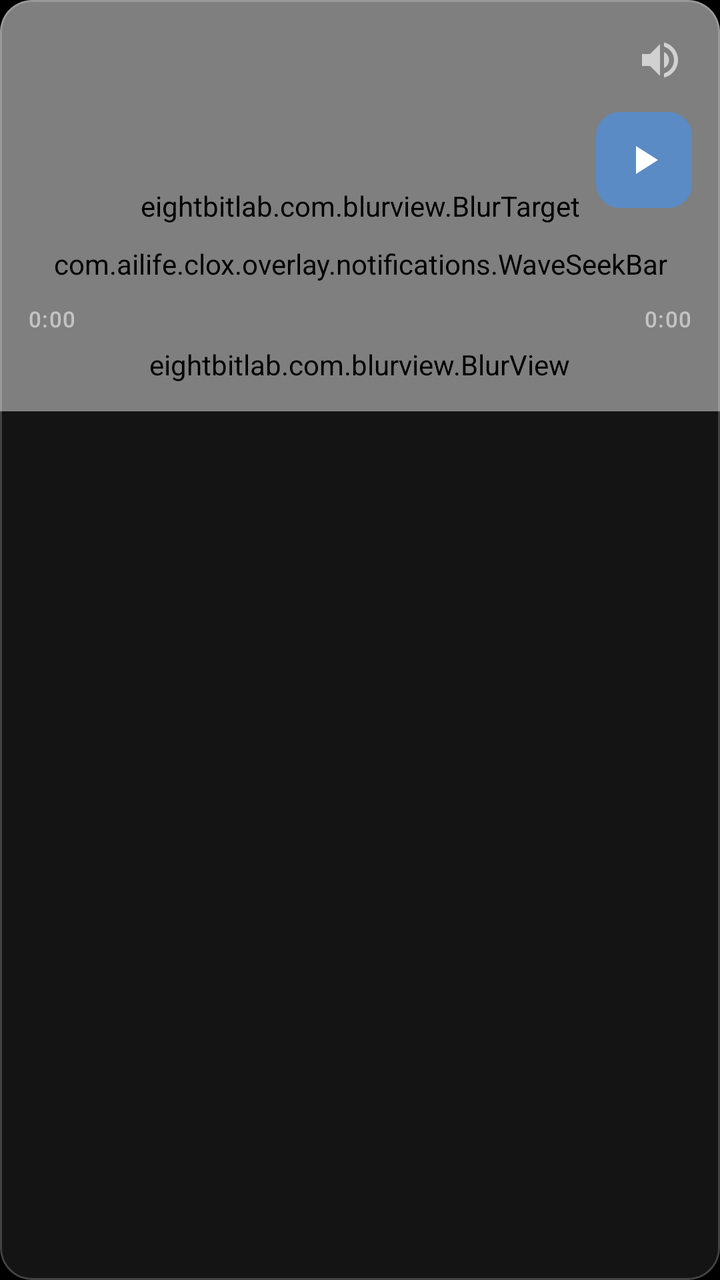
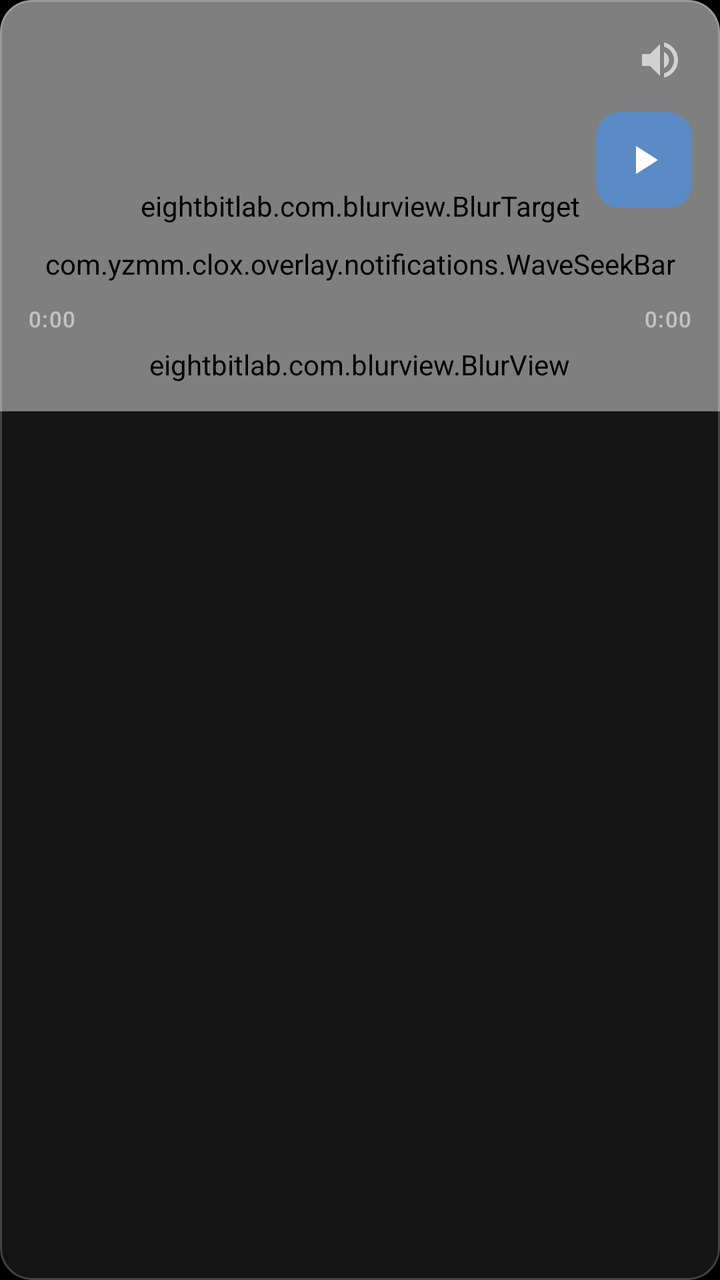

Before-and-after screenshots of an Android layout around one commit, followed by the original layout XML and the change that was made.
<!-- AndroidManifest.xml: application theme Theme.CloX -->
<!-- res/layout/item_media_player.xml -->
<?xml version="1.0" encoding="utf-8"?>
<com.google.android.material.card.MaterialCardView
    xmlns:android="http://schemas.android.com/apk/res/android"
    xmlns:app="http://schemas.android.com/apk/res-auto"
    xmlns:tools="http://schemas.android.com/tools"
    android:layout_width="match_parent"
    android:layout_height="wrap_content"
    android:layout_marginHorizontal="8dp"
    android:layout_marginVertical="4dp"
    app:cardCornerRadius="16dp"
    app:cardBackgroundColor="#CC1A1A1A"
    app:cardElevation="0dp"
    app:strokeColor="#33FFFFFF"
    app:strokeWidth="1dp">

    
    <androidx.constraintlayout.widget.ConstraintLayout
        android:layout_width="match_parent"
        android:layout_height="wrap_content">

        
        <eightbitlab.com.blurview.BlurTarget
            android:id="@+id/mediaBlurTarget"
            android:layout_width="0dp"
            android:layout_height="0dp"
            app:layout_constraintTop_toTopOf="parent"
            app:layout_constraintBottom_toBottomOf="parent"
            app:layout_constraintStart_toStartOf="parent"
            app:layout_constraintEnd_toEndOf="parent">

            
            <ImageView
                android:id="@+id/albumArt"
                android:layout_width="match_parent"
                android:layout_height="match_parent"
                android:scaleType="centerCrop" />

            
            <View
                android:layout_width="match_parent"
                android:layout_height="match_parent"
                android:background="@color/overlay_scrim" />

        </eightbitlab.com.blurview.BlurTarget>

        
        <LinearLayout
            android:id="@+id/mediaContent"
            android:layout_width="0dp"
            android:layout_height="wrap_content"
            android:orientation="vertical"
            android:padding="14dp"
            app:layout_constraintTop_toTopOf="parent"
            app:layout_constraintStart_toStartOf="parent"
            app:layout_constraintEnd_toEndOf="parent"
            app:layout_constraintBottom_toBottomOf="parent">

            
            <LinearLayout
                android:layout_width="match_parent"
                android:layout_height="wrap_content"
                android:orientation="horizontal"
                android:gravity="center_vertical"
                android:layout_marginBottom="10dp">

                <ImageView
                    android:id="@+id/mediaAppIcon"
                    android:layout_width="20dp"
                    android:layout_height="20dp" />

                <TextView
                    android:id="@+id/mediaAppName"
                    android:layout_width="0dp"
                    android:layout_height="wrap_content"
                    android:layout_weight="1"
                    android:layout_marginStart="6dp"
                    android:textAppearance="?attr/textAppearanceLabelSmall"
                    android:textColor="@color/on_dark_secondary"
                    android:maxLines="1"
                    android:ellipsize="end" />

                <ImageButton
                    android:id="@+id/btnVolume"
                    android:layout_width="32dp"
                    android:layout_height="32dp"
                    android:src="@drawable/ic_volume"
                    android:background="?attr/selectableItemBackgroundBorderless"
                    android:padding="4dp"
                    android:tint="@color/on_dark_medium" />

            </LinearLayout>

            
            <LinearLayout
                android:layout_width="match_parent"
                android:layout_height="wrap_content"
                android:orientation="horizontal"
                android:gravity="center_vertical">

                <LinearLayout
                    android:layout_width="0dp"
                    android:layout_height="wrap_content"
                    android:layout_weight="1"
                    android:orientation="vertical"
                    android:layout_marginEnd="12dp">

                    <TextView
                        android:id="@+id/trackTitle"
                        android:layout_width="match_parent"
                        android:layout_height="wrap_content"
                        android:textAppearance="?attr/textAppearanceTitleSmall"
                        android:textColor="@color/on_dark_primary"
                        android:maxLines="1"
                        android:ellipsize="end" />

                    <TextView
                        android:id="@+id/artistName"
                        android:layout_width="match_parent"
                        android:layout_height="wrap_content"
                        android:textAppearance="?attr/textAppearanceBodySmall"
                        android:textColor="@color/on_dark_secondary"
                        android:maxLines="1"
                        android:ellipsize="end" />

                </LinearLayout>

                <com.google.android.material.button.MaterialButton
                    android:id="@+id/btnPlayPause"
                    android:layout_width="48dp"
                    android:layout_height="48dp"
                    android:padding="0dp"
                    android:insetTop="0dp"
                    android:insetBottom="0dp"
                    app:icon="@drawable/ic_play"
                    app:iconSize="24dp"
                    app:iconGravity="textStart"
                    app:iconPadding="0dp"
                    style="@style/Widget.Material3.Button.Icon"
                    app:shapeAppearance="@style/ShapeAppearance.PlayPause" />

            </LinearLayout>

            
            <com.ailife.clox.overlay.notifications.WaveSeekBar
                android:id="@+id/mediaProgress"
                android:layout_width="match_parent"
                android:layout_height="40dp"
                android:layout_marginTop="8dp" />

            
            <LinearLayout
                android:layout_width="match_parent"
                android:layout_height="wrap_content">

                <TextView
                    android:id="@+id/timeElapsed"
                    android:layout_width="0dp"
                    android:layout_height="wrap_content"
                    android:layout_weight="1"
                    android:textAppearance="?attr/textAppearanceLabelSmall"
                    android:textColor="@color/on_dark_muted"
                    android:text="0:00" />

                <TextView
                    android:id="@+id/timeTotal"
                    android:layout_width="wrap_content"
                    android:layout_height="wrap_content"
                    android:textAppearance="?attr/textAppearanceLabelSmall"
                    android:textColor="@color/on_dark_muted"
                    android:text="0:00" />

            </LinearLayout>

            
            <eightbitlab.com.blurview.BlurView
                android:id="@+id/mediaControls"
                android:layout_width="wrap_content"
                android:layout_height="wrap_content"
                android:layout_gravity="center_horizontal"
                android:layout_marginTop="6dp"
                app:blurOverlayColor="#33000000"
                android:background="@drawable/bg_controls_pill"
                android:clipToOutline="true">

                <LinearLayout
                    android:layout_width="wrap_content"
                    android:layout_height="wrap_content"
                    android:orientation="horizontal"
                    android:gravity="center"
                    android:paddingHorizontal="12dp"
                    android:paddingVertical="4dp">

                    <ImageButton
                        android:id="@+id/btnPrev"
                        android:layout_width="40dp"
                        android:layout_height="40dp"
                        android:src="@drawable/ic_skip_prev"
                        android:background="?attr/selectableItemBackgroundBorderless"
                        android:padding="8dp"
                        android:tint="@color/on_dark_medium" />

                    <ImageButton
                        android:id="@+id/btnClose"
                        android:layout_width="40dp"
                        android:layout_height="40dp"
                        android:src="@drawable/ic_close"
                        android:background="?attr/selectableItemBackgroundBorderless"
                        android:padding="8dp"
                        android:layout_marginHorizontal="8dp"
                        android:tint="@color/on_dark_medium" />

                    <ImageButton
                        android:id="@+id/btnLoop"
                        android:layout_width="40dp"
                        android:layout_height="40dp"
                        android:src="@drawable/ic_loop"
                        android:background="?attr/selectableItemBackgroundBorderless"
                        android:padding="8dp"
                        android:layout_marginHorizontal="8dp"
                        android:alpha="0.4"
                        android:tint="@color/on_dark_medium" />

                    <ImageButton
                        android:id="@+id/btnNext"
                        android:layout_width="40dp"
                        android:layout_height="40dp"
                        android:src="@drawable/ic_skip_next"
                        android:background="?attr/selectableItemBackgroundBorderless"
                        android:padding="8dp"
                        android:tint="@color/on_dark_medium" />

                </LinearLayout>

            </eightbitlab.com.blurview.BlurView>

        </LinearLayout>

    </androidx.constraintlayout.widget.ConstraintLayout>

</com.google.android.material.card.MaterialCardView>
<!-- resources referenced by this layout -->
<resources>
  <color name="on_dark_medium">#CCFFFFFF</color>
  <color name="on_dark_muted">#88FFFFFF</color>
  <color name="on_dark_primary">#FFFFFF</color>
  <color name="on_dark_secondary">#AAFFFFFF</color>
  <color name="overlay_scrim">#CC000000</color>
  <!-- drawable bg_controls_pill (drawable) -->
  <?xml version="1.0" encoding="utf-8"?>
  <shape xmlns:android="http://schemas.android.com/apk/res/android"
      android:shape="rectangle">
      <solid android:color="#33000000" />
      <corners android:radius="100dp" />
  </shape>
  <!-- drawable ic_loop (drawable) -->
  <?xml version="1.0" encoding="utf-8"?>
  <vector xmlns:android="http://schemas.android.com/apk/res/android"
      android:width="24dp" android:height="24dp"
      android:viewportWidth="24" android:viewportHeight="24"
      android:tint="?attr/colorControlNormal">
      <path android:fillColor="@android:color/white"
          android:pathData="M7,7h10v3l4,-4 -4,-4v3H5v6h2V7zM17,17H7v-3l-4,4 4,4v-3h12v-6h-2v5z"/>
  </vector>
  <!-- drawable ic_play (drawable) -->
  <?xml version="1.0" encoding="utf-8"?>
  <vector xmlns:android="http://schemas.android.com/apk/res/android"
      android:width="24dp" android:height="24dp"
      android:viewportWidth="24" android:viewportHeight="24">
      <path android:fillColor="?attr/colorOnSurface" android:pathData="M8,5v14l11,-7z"/>
  </vector>
  <!-- drawable ic_skip_next (drawable) -->
  <?xml version="1.0" encoding="utf-8"?>
  <vector xmlns:android="http://schemas.android.com/apk/res/android"
      android:width="24dp" android:height="24dp"
      android:viewportWidth="24" android:viewportHeight="24">
      <path android:fillColor="?attr/colorOnSurface" android:pathData="M6,18l8.5,-6L6,6v12zM16,6v12h2V6h-2z"/>
  </vector>
  <!-- drawable ic_skip_prev (drawable) -->
  <?xml version="1.0" encoding="utf-8"?>
  <vector xmlns:android="http://schemas.android.com/apk/res/android"
      android:width="24dp" android:height="24dp"
      android:viewportWidth="24" android:viewportHeight="24">
      <path android:fillColor="?attr/colorOnSurface" android:pathData="M6,6h2v12H6zm3.5,6 8.5,6V6z"/>
  </vector>
  <style name="ShapeAppearance.PlayPause" parent="">
          <item name="cornerFamily">rounded</item>
          <item name="cornerSize">12dp</item>
      </style>
  <style name="Theme.CloX" parent="Base.Theme.CloX">
          <item name="android:windowBackground">@android:color/black</item>
          <item name="android:windowAnimationStyle">@null</item>
          <item name="android:windowShowWallpaper">true</item>
      </style>
  <color name="brand_500">#5A8BC5</color>
  <color name="brand_on_accent_light">#FFFFFF</color>
  <color name="brand_container_light">#D6E6F5</color>
  <color name="brand_on_container_light">#0F2B44</color>
  <color name="brand_300">#82ABD0</color>
  <color name="m3_background">#FCFCFD</color>
  <color name="m3_surface">#FCFCFD</color>
  <color name="m3_on_surface">#1A1C1E</color>
  <color name="m3_surface_variant">#E1E2E6</color>
  <color name="m3_on_surface_variant">#43474C</color>
  <color name="m3_surface_container_lowest">#FFFFFF</color>
  <color name="m3_surface_container_low">#F4F4F5</color>
  <color name="m3_surface_container">#EEEEF0</color>
  <color name="m3_surface_container_high">#E8E9EB</color>
  <color name="m3_surface_container_highest">#E2E3E5</color>
  <color name="m3_surface_bright">#FCFCFD</color>
  <color name="m3_surface_dim">#DBDBDD</color>
  <color name="m3_inverse_surface">#2F3133</color>
  <color name="m3_inverse_on_surface">#F1F0F2</color>
  <color name="m3_outline">#73777C</color>
  <color name="m3_outline_variant">#C3C6CC</color>
  <!-- unchanged entries left out for length: 3 -->
</resources>

<!-- the commit's change to res/layout/item_media_player.xml (unified diff, before → after) -->
@@ -141,7 +141,7 @@
             </LinearLayout>
 
             
-            <com.ailife.clox.overlay.notifications.WaveSeekBar
+            <com.yzmm.clox.overlay.notifications.WaveSeekBar
                 android:id="@+id/mediaProgress"
                 android:layout_width="match_parent"
                 android:layout_height="40dp"
